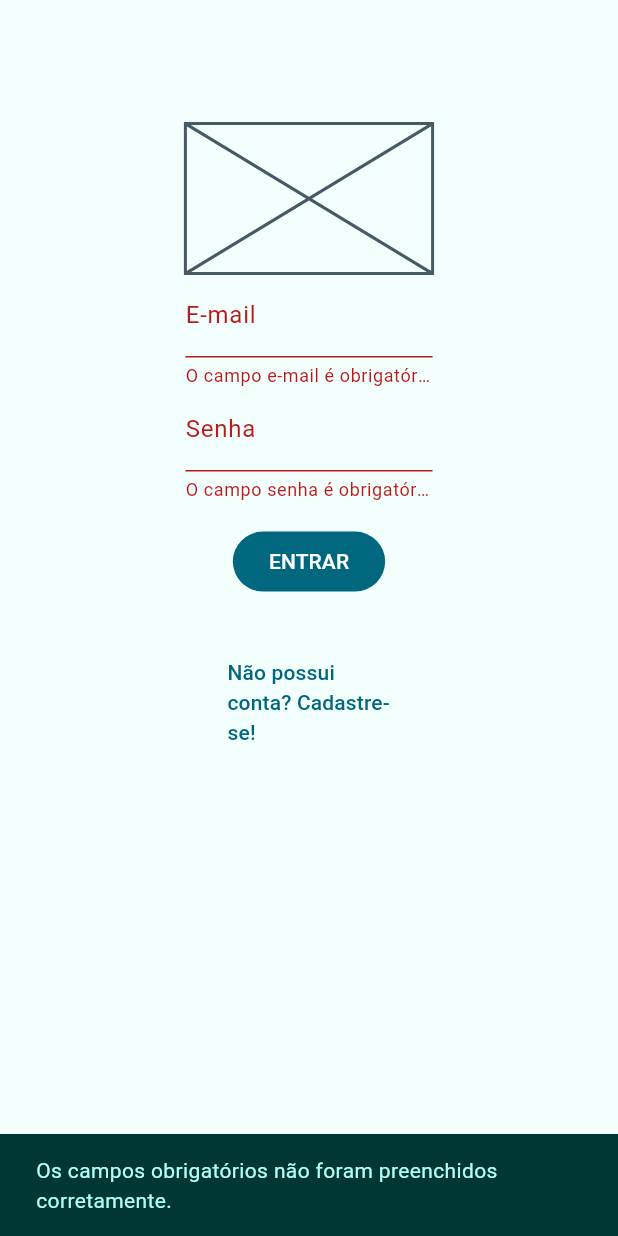
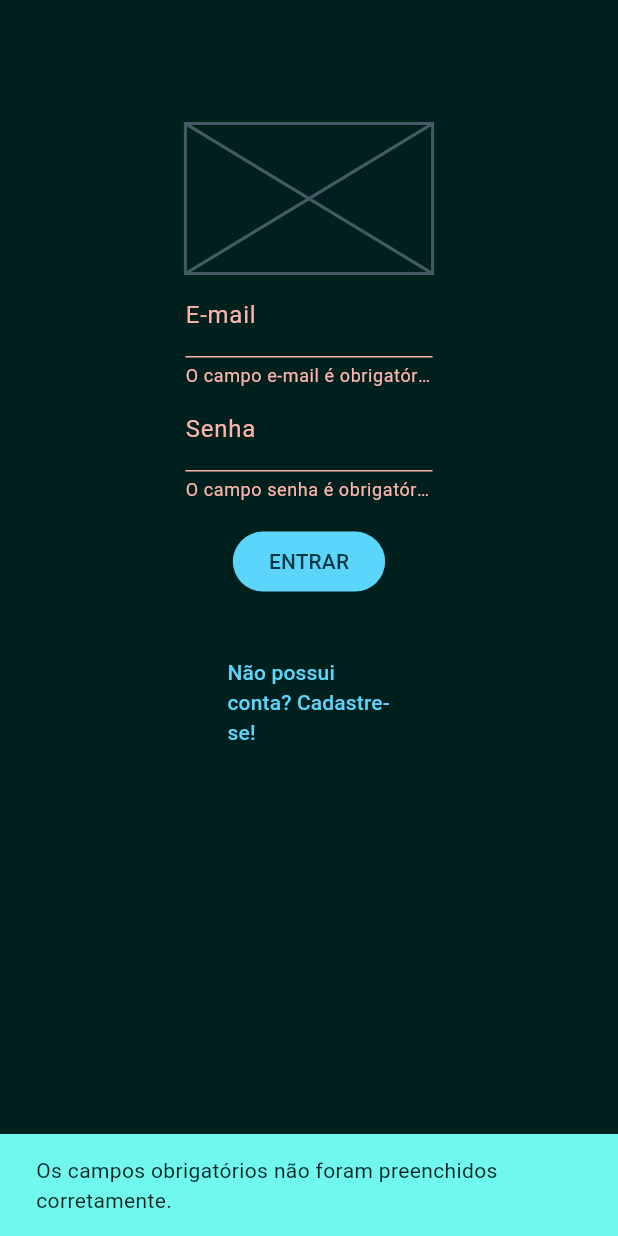
Before and after one commit to Grupo-Nutra/OncoNutriCare-client, a Flutter app: the screen it shows after launch, after a tap on "ENTRAR", on a phone screen of 412 x 824 dp. Run offline on Flutter 3.47's test engine with Material 2 defaults, Android fonts, the phone set to English and light mode, and no system bars; our stand-ins replace dio, firebase_auth, firebase_core, get_it, mobx, sentry_flutter; missing offline and left inert: sentry_logging; accounts and stored records are empty; generated files the repository leaves out were written again.

Commit message:
feat(#12): atualizando a main

```diff
--- a/onconutricare/lib/main.dart
+++ b/onconutricare/lib/main.dart
@@ -1,6 +1,5 @@
 import 'package:flutter/material.dart';
 import 'package:logging/logging.dart';
-import 'package:onconutricare/models/nutritionist/nutritionist.dart';
 import 'package:sentry_flutter/sentry_flutter.dart';
 import 'package:sentry_logging/sentry_logging.dart';
 import 'package:firebase_core/firebase_core.dart';
@@ -8,10 +7,11 @@ import 'package:get_it/get_it.dart';
 
 import 'color_schemes.g.dart';
 import 'firebase_options.dart';
+import '.env';
 
-import '.env';
+import 'models/nutritionist/nutritionist.dart';
 import 'utils/firebase_helper.dart';
-import 'views/pages/home/home.dart';
+import 'views/pages/home.dart';
 import 'views/pages/login.dart';
 import 'views/pages/signup.dart';
 
@@ -68,7 +68,7 @@ class MyApp extends StatelessWidget {
   Widget build(BuildContext context) {
     return MaterialApp(
       title: 'Onco Nutri Care',
-      themeMode: ThemeMode.light,
+      themeMode: ThemeMode.dark,
       theme: ThemeData(useMaterial3: true, colorScheme: lightColorScheme),
       darkTheme: ThemeData(useMaterial3: true, colorScheme: darkColorScheme),
       debugShowCheckedModeBanner: false,
@@ -147,11 +147,6 @@ class _WelcomeState extends State<Welcome> {
           ],
         ),
       ),
-      floatingActionButton: FloatingActionButton(
-        onPressed: _incrementCounter,
-        tooltip: 'Increment',
-        child: const Icon(Icons.add),
-      ),
     );
   }
 }
```
